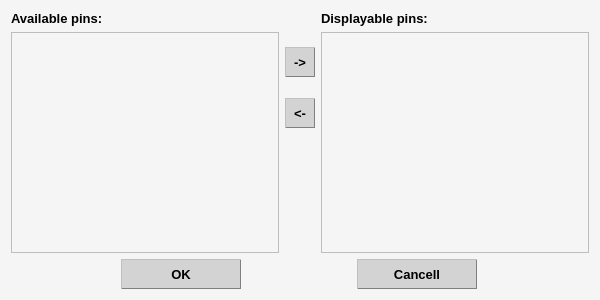
Before: the Qt Designer form CLIENT/RHE_Client/dialog_select_displayable_pins.ui in qvinn/RHE, drawn with Qt 5.
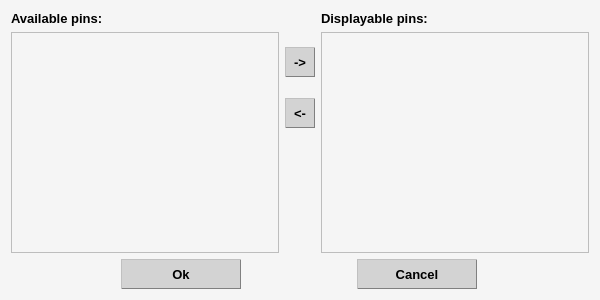
After: the same form once the commit is applied.

Diff of the .ui file:
```diff
--- a/CLIENT/RHE_Client/dialog_select_displayable_pins.ui
+++ b/CLIENT/RHE_Client/dialog_select_displayable_pins.ui
@@ -490,7 +490,7 @@
 }</string>
        </property>
        <property name="text">
-        <string>OK</string>
+        <string>Ok</string>
        </property>
       </widget>
      </item>
@@ -567,7 +567,7 @@
 }</string>
        </property>
        <property name="text">
-        <string>Cancell</string>
+        <string>Cancel</string>
        </property>
       </widget>
      </item>
```
Left out of the diff: 14 changed lines with no effect on the pictures.
